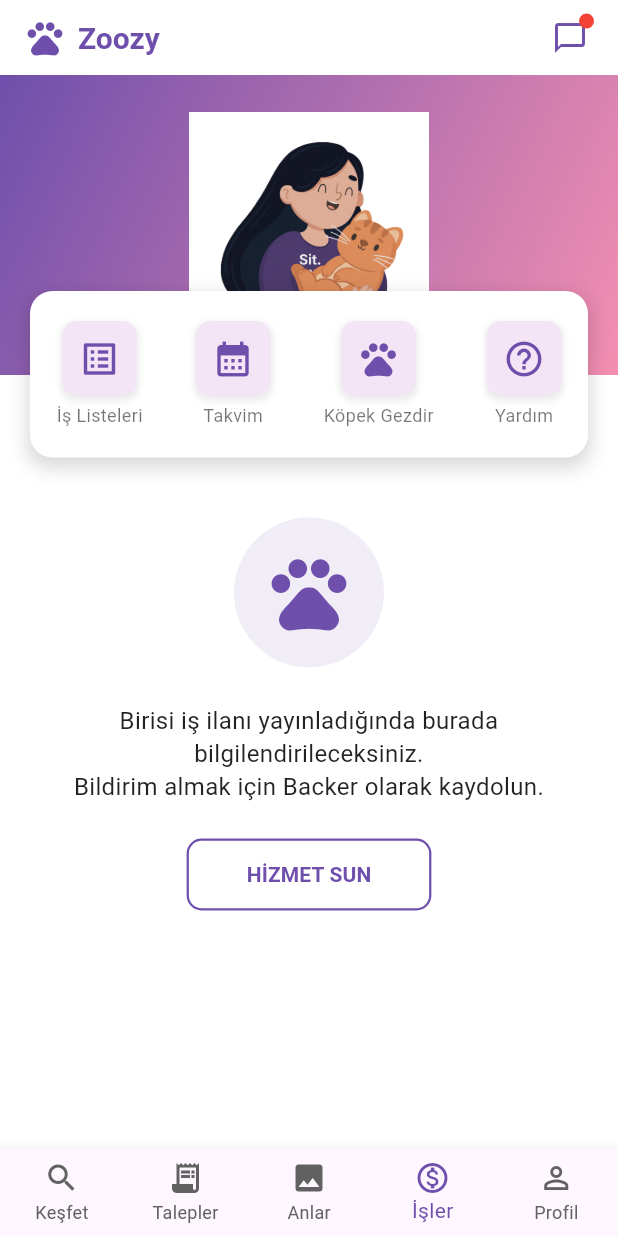
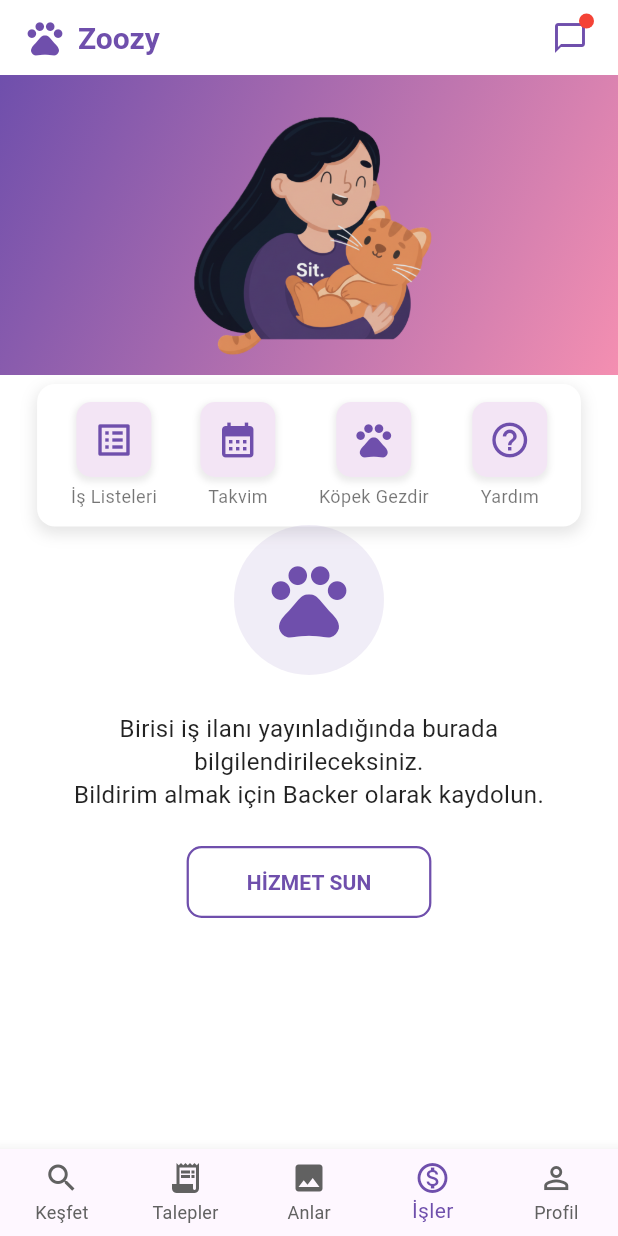
Before and after one commit to iremsuerdemir/Zoozy, a Flutter app: the screen it shows after launch, on a phone screen of 412 x 824 dp. Run offline on Flutter 3.47's test engine with Material 3 defaults, Android fonts, the phone set to English and light mode, and no system bars; our stand-ins replace firebase_auth, firebase_core, google_sign_in, image_picker, qr_flutter, shared_preferences; missing offline and left inert: flutter_facebook_auth; accounts and stored records are empty.

Commit message:
Jobs ekranında ufak tasarımsal düzeltmeler yapıldı.

```diff
--- a/lib/screens/jobs_screen.dart
+++ b/lib/screens/jobs_screen.dart
@@ -6,11 +6,10 @@ import 'package:zoozy/screens/profile_screen.dart';
 class JobsScreen extends StatelessWidget {
   const JobsScreen({super.key});
 
-  // Renk paleti
-  static const Color primaryPurple =
-      Color.fromARGB(255, 111, 79, 172); // Özel mor
-  static const Color softPink = Color(0xFFF48FB1); // Açık pembe
-  static const Color cardIconBgColor = Color(0xFFF3E5F5); // Kart arka planı
+  // 🎨 Renk paleti
+  static const Color primaryPurple = Color.fromARGB(255, 111, 79, 172);
+  static const Color softPink = Color(0xFFF48FB1);
+  static const Color cardIconBgColor = Color(0xFFF3E5F5);
 
   Widget _buildIconTextCard(IconData icon, String text) {
     return Column(
@@ -44,6 +43,7 @@ class JobsScreen extends StatelessWidget {
   @override
   Widget build(BuildContext context) {
     double screenWidth = MediaQuery.of(context).size.width;
+    double screenHeight = MediaQuery.of(context).size.height;
 
     return Scaffold(
       backgroundColor: Colors.white,
@@ -52,8 +52,8 @@ class JobsScreen extends StatelessWidget {
         backgroundColor: Colors.white,
         elevation: 0,
         toolbarHeight: 50,
-        title: Row(
-          children: const [
+        title: const Row(
+          children: [
             Icon(Icons.pets, color: primaryPurple, size: 28),
             SizedBox(width: 8),
             Text(
@@ -85,7 +85,7 @@ class JobsScreen extends StatelessWidget {
                     shape: BoxShape.circle,
                   ),
                 ),
-              )
+              ),
             ],
           ),
           const SizedBox(width: 8),
@@ -97,7 +97,7 @@ class JobsScreen extends StatelessWidget {
             Stack(
               clipBehavior: Clip.none,
               children: [
-                // Gradient alan
+                //   Üst arka plan gradient
                 Container(
                   height: 200,
                   width: double.infinity,
@@ -109,39 +109,41 @@ class JobsScreen extends StatelessWidget {
                     ),
                   ),
                 ),
+
+                //   Orta görsel
                 Positioned(
                   left: screenWidth / 2 - 80,
-                  right: screenWidth / 2 - 80,
                   top: 20,
                   child: Center(
-                    child: Image.asset(
-                      'assets/images/jobs.png',
-                      height: 160,
-                      width: 160,
-                      fit: BoxFit.contain,
-                      errorBuilder: (context, error, stackTrace) => Container(
+                    child: Transform.scale(
+                      scale: 1.3,
+                      child: Image.asset(
+                        'assets/images/jobs.png',
                         height: 160,
                         width: 160,
-                        color: Colors.transparent,
+                        fit: BoxFit.contain,
                       ),
                     ),
                   ),
                 ),
+
+                //   Alt kısım: ikonlu kutular
                 Positioned(
-                  bottom: -55,
-                  left: 20,
-                  right: 20,
+                  top: screenHeight * 0.25, // biraz aşağıda
+                  left: screenWidth * 0.06,
+                  right: screenWidth * 0.06,
                   child: Container(
-                    padding: const EdgeInsets.symmetric(vertical: 20),
+                    padding:
+                        const EdgeInsets.symmetric(vertical: 12, horizontal: 8),
                     decoration: BoxDecoration(
                       color: Colors.white,
-                      borderRadius: BorderRadius.circular(15),
+                      borderRadius: BorderRadius.circular(12),
                       boxShadow: [
                         BoxShadow(
-                          color: Colors.black.withOpacity(0.15),
-                          spreadRadius: 2,
-                          blurRadius: 10,
-                          offset: const Offset(0, 5),
+                          color: Colors.black.withOpacity(0.1),
+                          spreadRadius: 1,
+                          blurRadius: 8,
+                          offset: const Offset(0, 4),
                         ),
                       ],
                     ),
@@ -158,7 +160,10 @@ class JobsScreen extends StatelessWidget {
                 ),
               ],
             ),
-            const SizedBox(height: 95),
+
+            const SizedBox(height: 100),
+
+            //   Daire ikon
             Container(
               width: 100,
               height: 100,
@@ -170,7 +175,10 @@ class JobsScreen extends StatelessWidget {
                 child: Icon(Icons.pets, size: 60, color: primaryPurple),
               ),
             ),
+
             const SizedBox(height: 24),
+
+            //   Bilgilendirme metni
             const Padding(
               padding: EdgeInsets.symmetric(horizontal: 40),
               child: Text(
@@ -183,7 +191,10 @@ class JobsScreen extends StatelessWidget {
                 ),
               ),
             ),
+
             const SizedBox(height: 24),
+
+            //   Hizmet Sun butonu
             ElevatedButton(
               style: ElevatedButton.styleFrom(
                 backgroundColor: Colors.white,
@@ -199,7 +210,8 @@ class JobsScreen extends StatelessWidget {
               onPressed: () {
                 Navigator.push(
                   context,
-                  MaterialPageRoute(builder: (context) => AgreementScreen()),
+                  MaterialPageRoute(
+                      builder: (context) => const AgreementScreen()),
                 );
               },
               child: const Text(
@@ -207,10 +219,13 @@ class JobsScreen extends StatelessWidget {
                 style: TextStyle(fontWeight: FontWeight.bold, fontSize: 14),
               ),
             ),
+
             const SizedBox(height: 20),
           ],
         ),
       ),
+
+      //   Alt menü çubuğu
       bottomNavigationBar: CustomBottomNavBar(
         currentIndex: 3,
         selectedColor: primaryPurple,
```
Also changed, not shown: assets/images/jobs.png.
